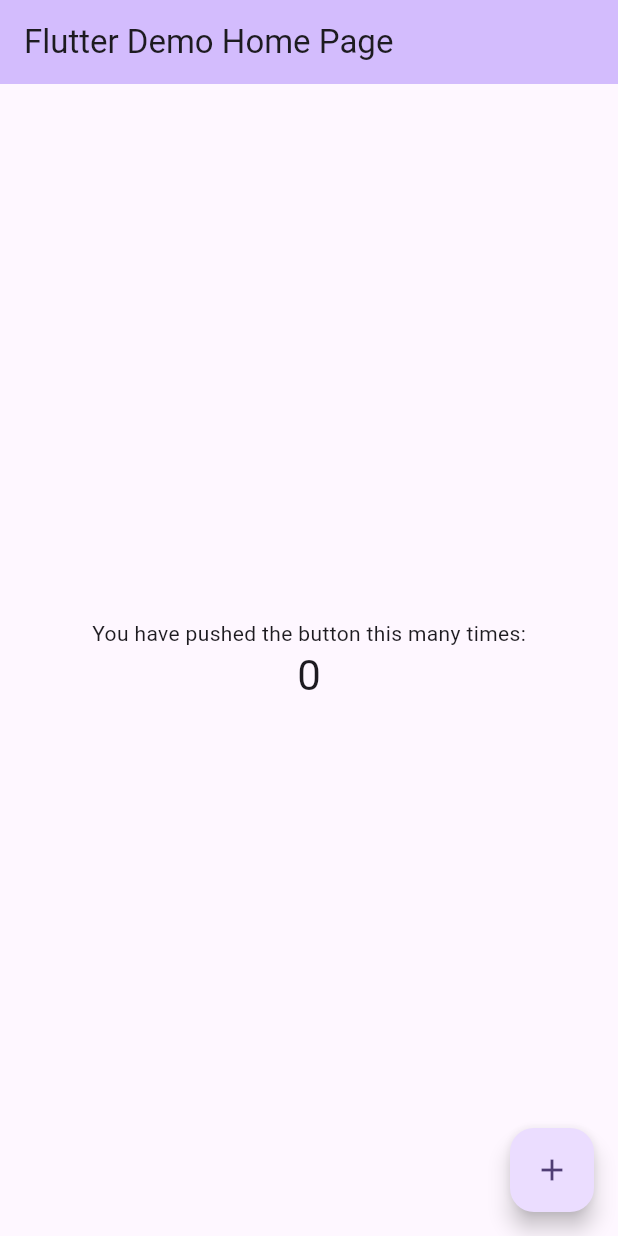
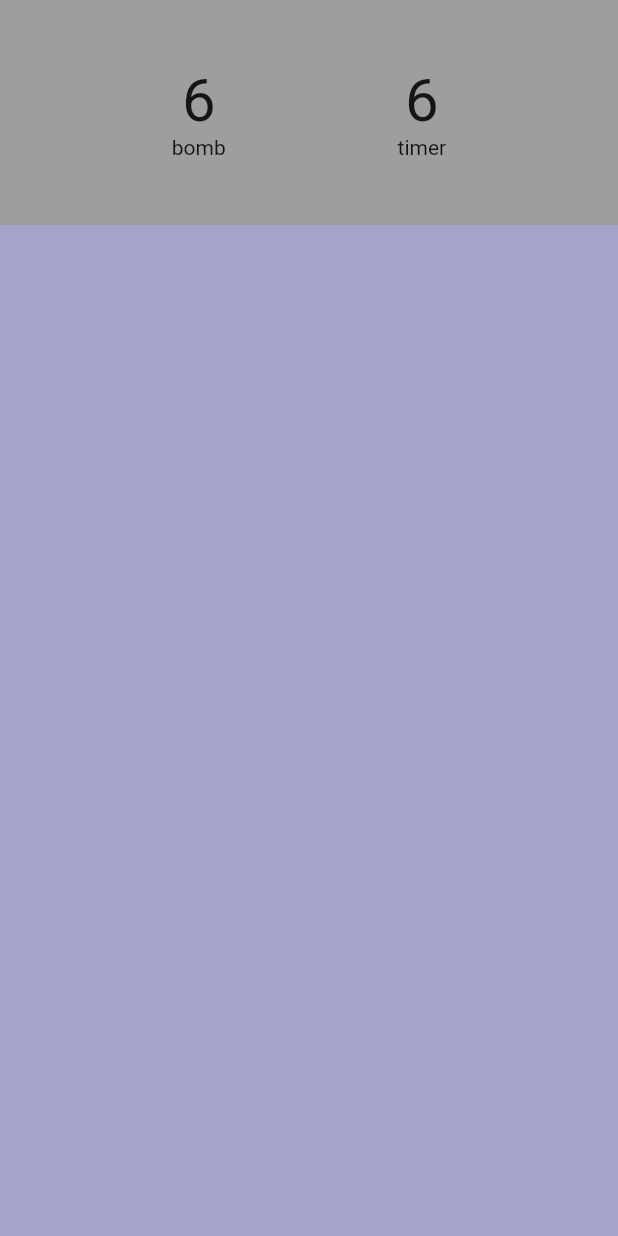
Before and after one commit to ZheerBarzan/minesweeper-game-in-flutter, a Flutter app: the screen it shows after launch, on a phone screen of 412 x 824 dp. Run offline on Flutter 3.47's test engine with Material 2 defaults, Android fonts, the phone set to English and light mode, and no system bars.

Commit message:
made the background of the game and the status and the menu above

```diff
--- /dev/null
+++ b/lib/homepage.dart
@@ -0,0 +1,57 @@
+import 'package:flutter/material.dart';
+
+class HomePage extends StatefulWidget {
+  const HomePage({super.key});
+
+  @override
+  State<HomePage> createState() => _HomePageState();
+}
+
+class _HomePageState extends State<HomePage> {
+  @override
+  Widget build(BuildContext context) {
+    return Scaffold(
+      backgroundColor: const Color.fromARGB(1023, 163, 163, 204),
+      body: Column(
+        children: [
+          //game state and menu
+          Container(
+            height: 150,
+            color: Colors.grey,
+            child: const Row(
+              mainAxisAlignment: MainAxisAlignment.spaceEvenly,
+              children: [
+                //this column is the number of mines in the screen
+                Column(
+                  mainAxisAlignment: MainAxisAlignment.center,
+                  children: [
+                    Text(
+                      "6",
+                      style: TextStyle(fontSize: 40),
+                    ),
+                    Text("bomb")
+                  ],
+                ),
+                //this column is the timer to finish the game
+                Column(
+                  mainAxisAlignment: MainAxisAlignment.center,
+                  children: [
+                    Text(
+                      "6",
+                      style: TextStyle(fontSize: 40),
+                    ),
+                    Text("timer")
+                  ],
+                )
+              ],
+            ),
+          )
+
+          //grid
+
+          //branding
+        ],
+      ),
+    );
+  }
+}
--- a/lib/main.dart
+++ b/lib/main.dart
@@ -1,4 +1,5 @@
 import 'package:flutter/material.dart';
+import 'homepage.dart';
 
 void main() {
   runApp(const MyApp());
@@ -7,119 +8,11 @@ void main() {
 class MyApp extends StatelessWidget {
   const MyApp({super.key});
 
-  // This widget is the root of your application.
   @override
   Widget build(BuildContext context) {
-    return MaterialApp(
-      title: 'Flutter Demo',
-      theme: ThemeData(
-        // This is the theme of your application.
-        //
-        // TRY THIS: Try running your application with "flutter run". You'll see
-        // the application has a blue toolbar. Then, without quitting the app,
-        // try changing the seedColor in the colorScheme below to Colors.green
-        // and then invoke "hot reload" (save your changes or press the "hot
-        // reload" button in a Flutter-supported IDE, or press "r" if you used
-        // the command line to start the app).
-        //
-        // Notice that the counter didn't reset back to zero; the application
-        // state is not lost during the reload. To reset the state, use hot
-        // restart instead.
-        //
-        // This works for code too, not just values: Most code changes can be
-        // tested with just a hot reload.
-        colorScheme: ColorScheme.fromSeed(seedColor: Colors.deepPurple),
-        useMaterial3: true,
-      ),
-      home: const MyHomePage(title: 'Flutter Demo Home Page'),
+    return const MaterialApp(
+      debugShowCheckedModeBanner: false,
+      home: HomePage(),
     );
   }
 }
-
-class MyHomePage extends StatefulWidget {
-  const MyHomePage({super.key, required this.title});
-
-  // This widget is the home page of your application. It is stateful, meaning
-  // that it has a State object (defined below) that contains fields that affect
-  // how it looks.
-
-  // This class is the configuration for the state. It holds the values (in this
-  // case the title) provided by the parent (in this case the App widget) and
-  // used by the build method of the State. Fields in a Widget subclass are
-  // always marked "final".
-
-  final String title;
-
-  @override
-  State<MyHomePage> createState() => _MyHomePageState();
-}
-
-class _MyHomePageState extends State<MyHomePage> {
-  int _counter = 0;
-
-  void _incrementCounter() {
-    setState(() {
-      // This call to setState tells the Flutter framework that something has
-      // changed in this State, which causes it to rerun the build method below
-      // so that the display can reflect the updated values. If we changed
-      // _counter without calling setState(), then the build method would not be
-      // called again, and so nothing would appear to happen.
-      _counter++;
-    });
-  }
-
-  @override
-  Widget build(BuildContext context) {
-    // This method is rerun every time setState is called, for instance as done
-    // by the _incrementCounter method above.
-    //
-    // The Flutter framework has been optimized to make rerunning build methods
-    // fast, so that you can just rebuild anything that needs updating rather
-    // than having to individually change instances of widgets.
-    return Scaffold(
-      appBar: AppBar(
-        // TRY THIS: Try changing the color here to a specific color (to
-        // Colors.amber, perhaps?) and trigger a hot reload to see the AppBar
-        // change color while the other colors stay the same.
-        backgroundColor: Theme.of(context).colorScheme.inversePrimary,
-        // Here we take the value from the MyHomePage object that was created by
-        // the App.build method, and use it to set our appbar title.
-        title: Text(widget.title),
-      ),
-      body: Center(
-        // Center is a layout widget. It takes a single child and positions it
-        // in the middle of the parent.
-        child: Column(
-          // Column is also a layout widget. It takes a list of children and
-          // arranges them vertically. By default, it sizes itself to fit its
-          // children horizontally, and tries to be as tall as its parent.
-          //
-          // Column has various properties to control how it sizes itself and
-          // how it positions its children. Here we use mainAxisAlignment to
-          // center the children vertically; the main axis here is the vertical
-          // axis because Columns are vertical (the cross axis would be
-          // horizontal).
-          //
-          // TRY THIS: Invoke "debug painting" (choose the "Toggle Debug Paint"
-          // action in the IDE, or press "p" in the console), to see the
-          // wireframe for each widget.
-          mainAxisAlignment: MainAxisAlignment.center,
-          children: <Widget>[
-            const Text(
-              'You have pushed the button this many times:',
-            ),
-            Text(
-              '$_counter',
-              style: Theme.of(context).textTheme.headlineMedium,
-            ),
-          ],
-        ),
-      ),
-      floatingActionButton: FloatingActionButton(
-        onPressed: _incrementCounter,
-        tooltip: 'Increment',
-        child: const Icon(Icons.add),
-      ), // This trailing comma makes auto-formatting nicer for build methods.
-    );
-  }
-}
```
